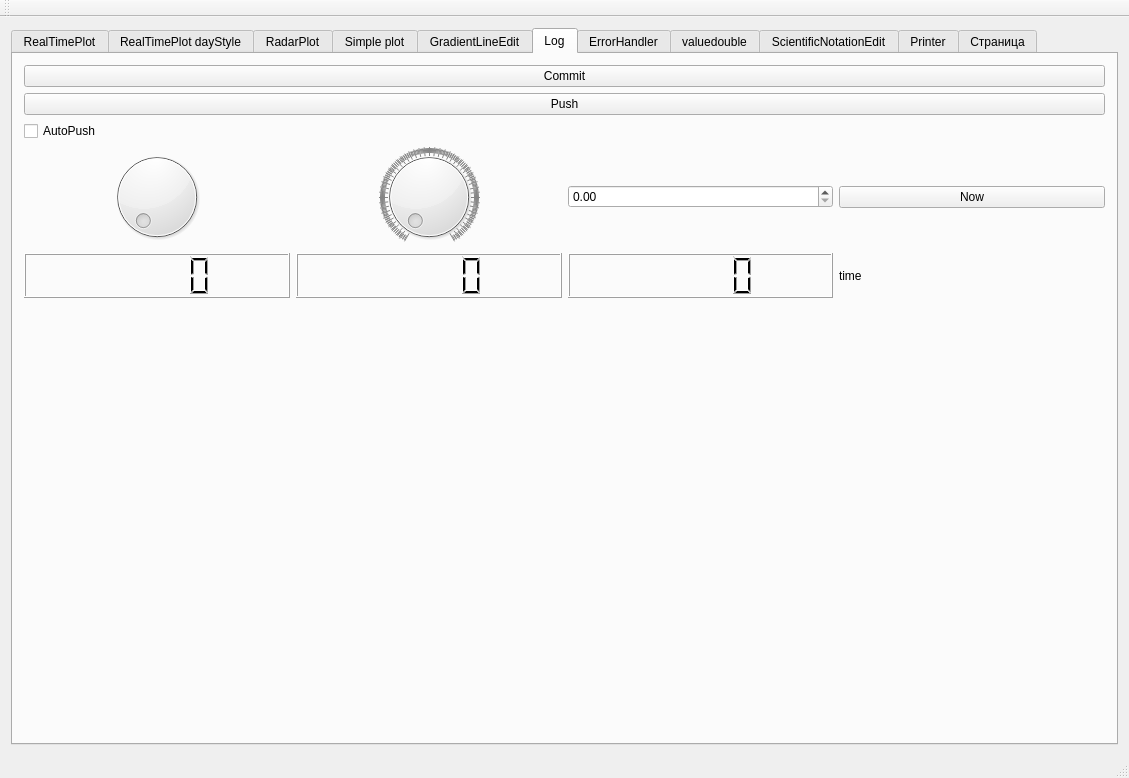
Old version of the form mainwindow.ui in the repository koshi8bit/lib.
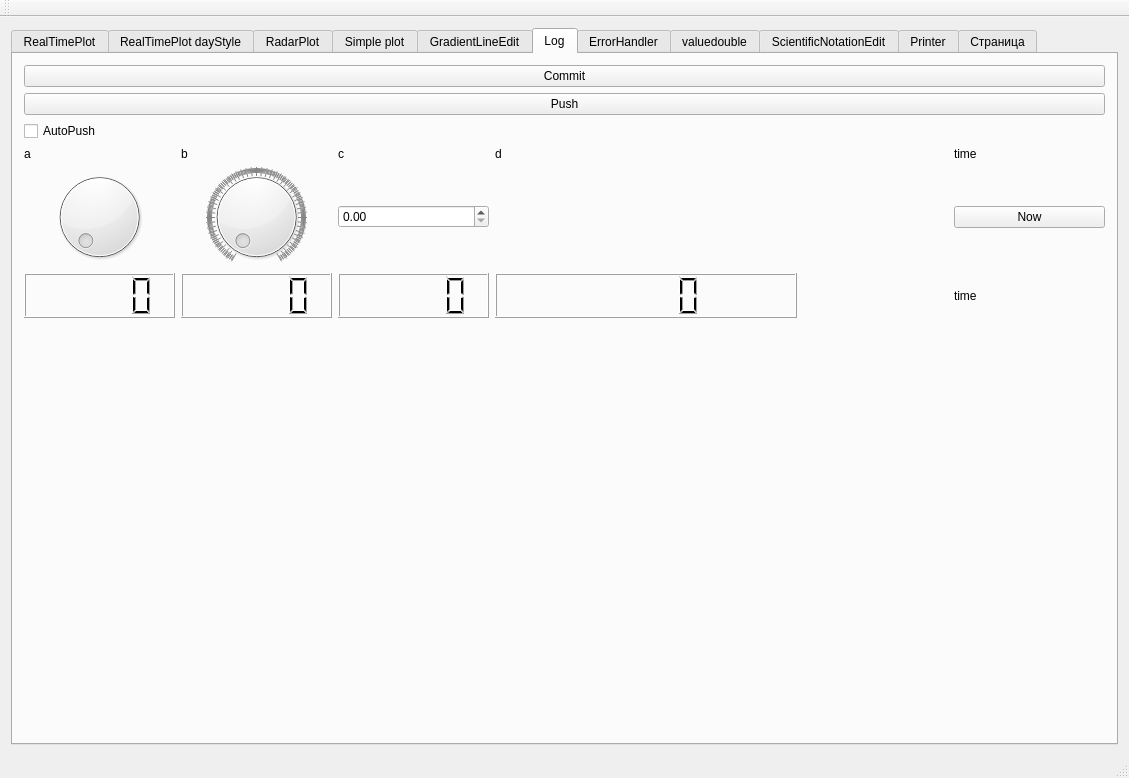
New version of the form. The open tabs and pages were chosen to show the change. Icons and pictures are not drawn. Custom widgets are drawn as their Qt base class.

Commit message: excel ChannelDouble refactored

```diff
--- a/mainwindow.ui
+++ b/mainwindow.ui
@@ -288,34 +288,42 @@
          </widget>
         </item>
         <item>
-         <layout class="QGridLayout" name="gridLayout">
+         <layout class="QGridLayout" name="gridLayout" columnstretch="1,1,1,2,1,1">
+          <item row="2" column="0">
+           <widget class="QLCDNumber" name="lcdNumber_2">
+            <property name="minimumSize">
+             <size>
+              <width>0</width>
+              <height>45</height>
+             </size>
+            </property>
+           </widget>
+          </item>
           <item row="0" column="1">
-           <widget class="QDial" name="dialB">
-            <property name="maximum">
-             <number>2000</number>
-            </property>
-            <property name="wrapping">
-             <bool>false</bool>
-            </property>
-            <property name="notchesVisible">
-             <bool>true</bool>
+           <widget class="QLabel" name="label_2">
+            <property name="text">
+             <string>b</string>
             </property>
            </widget>
           </item>
-          <item row="1" column="2">
-           <widget class="QLCDNumber" name="lcdNumber_3"/>
-          </item>
-          <item row="0" column="2">
-           <layout class="QVBoxLayout" name="verticalLayout_6">
-            <item>
-             <widget class="QDoubleSpinBox" name="doubleSpinBoxC"/>
-            </item>
-           </layout>
-          </item>
-          <item row="1" column="1">
+          <item row="2" column="1">
            <widget class="QLCDNumber" name="lcdNumber"/>
           </item>
-          <item row="0" column="0">
+          <item row="0" column="2">
+           <widget class="QLabel" name="label_3">
+            <property name="text">
+             <string>c</string>
+            </property>
+           </widget>
+          </item>
+          <item row="0" column="5">
+           <widget class="QLabel" name="label_4">
+            <property name="text">
+             <string>time</string>
+            </property>
+           </widget>
+          </item>
+          <item row="1" column="0">
            <widget class="QDial" name="dialA">
             <property name="singleStep">
              <number>0</number>
@@ -331,30 +339,72 @@
             </property>
            </widget>
           </item>
-          <item row="1" column="0">
-           <widget class="QLCDNumber" name="lcdNumber_2">
-            <property name="minimumSize">
-             <size>
-              <width>0</width>
-              <height>45</height>
-             </size>
+          <item row="0" column="0">
+           <widget class="QLabel" name="label">
+            <property name="text">
+             <string>a</string>
             </property>
            </widget>
           </item>
-          <item row="0" column="3">
+          <item row="1" column="5">
            <widget class="QPushButton" name="pushButtonNow">
             <property name="text">
              <string>Now</string>
             </property>
            </widget>
           </item>
-          <item row="1" column="3">
+          <item row="2" column="5">
            <widget class="QLabel" name="labelTime">
             <property name="text">
              <string>time</string>
             </property>
            </widget>
           </item>
+          <item row="1" column="1">
+           <widget class="QDial" name="dialB">
+            <property name="maximum">
+             <number>2000</number>
+            </property>
+            <property name="wrapping">
+             <bool>false</bool>
+            </property>
+            <property name="notchesVisible">
+             <bool>true</bool>
+            </property>
+           </widget>
+          </item>
+          <item row="2" column="2">
+           <widget class="QLCDNumber" name="lcdNumber_3"/>
+          </item>
+          <item row="1" column="2">
+           <widget class="QDoubleSpinBox" name="doubleSpinBoxC"/>
+          </item>
+          <item row="0" column="3">
+           <widget class="QLabel" name="label_5">
+            <property name="text">
+             <string>d</string>
+            </property>
+           </widget>
+          </item>
+          <item row="1" column="3">
+           <widget class="ValueDouble" name="valuedoubleD" native="true">
+            <property name="sizePolicy">
+             <sizepolicy hsizetype="Minimum" vsizetype="Minimum">
+              <horstretch>0</horstretch>
+              <verstretch>0</verstretch>
+             </sizepolicy>
+            </property>
+            <property name="minimumSize">
+             <size>
+              <width>31</width>
+              <height>10</height>
+             </size>
+            </property>
+           </widget>
+          </item>
+          <item row="2" column="3">
+           <widget class="QLCDNumber" name="lcdNumber_8"/>
+          </item>
          </layout>
         </item>
         <item>
```
Left out of the diff: 34 changed lines with no effect on the pictures. The commit also changes 4 other files.
